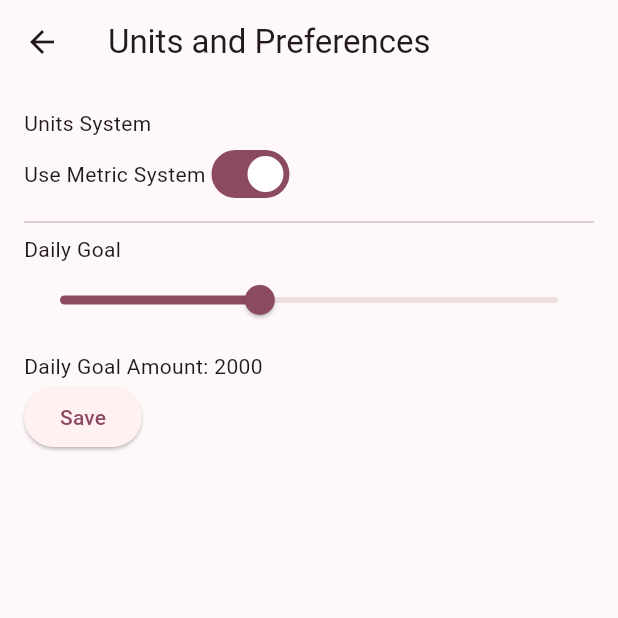
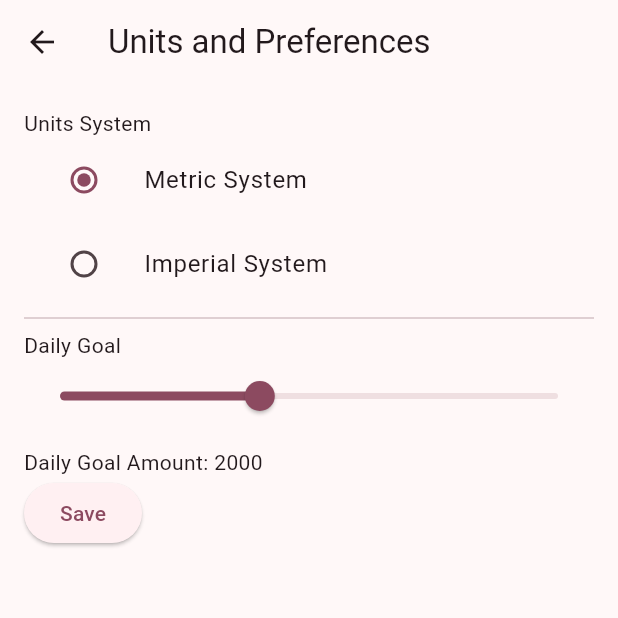
Before and after one commit to CSCI4100U/mobile-group-project-2023-mlja, a Flutter app: the UnitsAndPreferencesSettingsPage screen opened directly, on a phone screen of 412 x 824 dp, the top half of it. Run offline on Flutter 3.47's test engine with Material 2 defaults, Android fonts, the phone set to English and light mode, and no system bars; our stand-ins replace sqflite; accounts and stored records are empty.

Commit message:
updated units to include both metric and imperial

```diff
--- a/life_balance_plus/lib/view/pages/settings_page.dart
+++ b/life_balance_plus/lib/view/pages/settings_page.dart
@@ -194,9 +194,11 @@ class UnitsAndPreferencesSettingsPage extends StatefulWidget {
       _UnitsAndPreferencesSettingsPageState();
 }
 
+enum UnitsSystem { Metric, Imperial }
+
 class _UnitsAndPreferencesSettingsPageState
     extends State<UnitsAndPreferencesSettingsPage> {
-  bool useMetricSystem = true;
+  UnitsSystem unitsSystem = UnitsSystem.Metric;
   int dailyGoal = 2000;
 
   @override
@@ -211,18 +213,29 @@ class _UnitsAndPreferencesSettingsPageState
           crossAxisAlignment: CrossAxisAlignment.start,
           children: [
             Text('Units System'),
-            Row(
-              children: [
-                Text('Use Metric System'),
-                Switch(
-                  value: useMetricSystem,
-                  onChanged: (value) {
-                    setState(() {
-                      useMetricSystem = value;
-                    });
-                  },
-                ),
-              ],
+            ListTile(
+              title: Text('Metric System'),
+              leading: Radio(
+                value: UnitsSystem.Metric,
+                groupValue: unitsSystem,
+                onChanged: (UnitsSystem? value) {
+                  setState(() {
+                    unitsSystem = value!;
+                  });
+                },
+              ),
+            ),
+            ListTile(
+              title: Text('Imperial System'),
+              leading: Radio(
+                value: UnitsSystem.Imperial,
+                groupValue: unitsSystem,
+                onChanged: (UnitsSystem? value) {
+                  setState(() {
+                    unitsSystem = value!;
+                  });
+                },
+              ),
             ),
             Divider(),
             Text('Daily Goal'),
```
